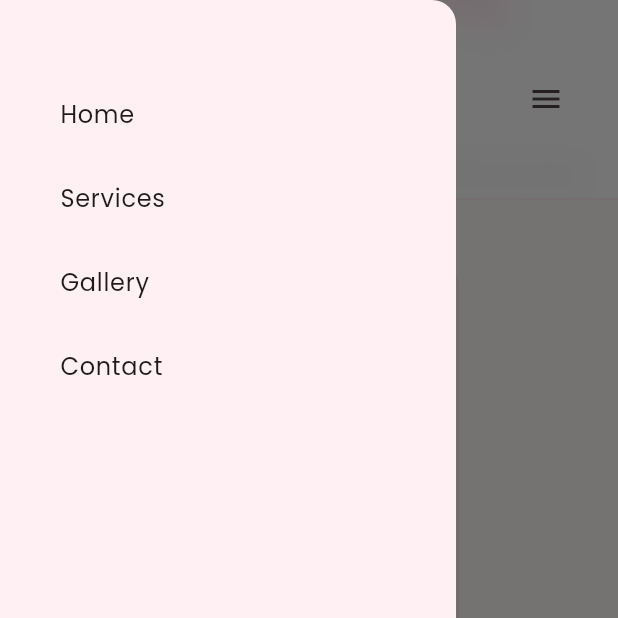
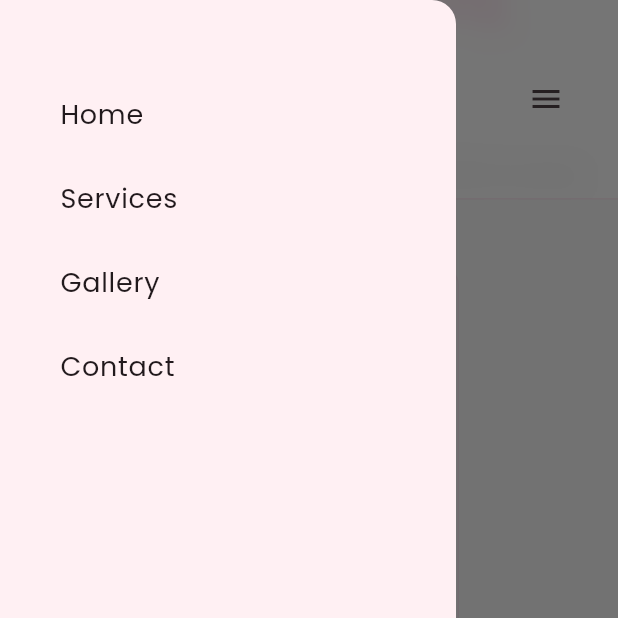
Before and after one commit to healalmo2020/magic_party_web, a Flutter app: the screen it shows after launch, scrolled down 576 dp, after a tap on the "menu" icon, on a phone screen of 412 x 824 dp, the top half of it. Run offline on Flutter 3.47's test engine with Material 3 defaults, Android fonts, the phone set to English and light mode, and no system bars; our stand-ins replace google_fonts, visibility_detector.

Commit message:
chore: organización, tema, controlador reservas, accesibilidad, tests y doc
- Core: reestructura colors/text_styles, añade theme.dart con espaciados y ThemeData
- Controllers: BookingFormController (validación y buildRequest)
- Services: TelegramBookingService extraído de BookingSection
- UI: BookingFormCard solo presentacional, validadores inyectados
- Accesibilidad: Semantics en botones, enlaces, navbar, drawer y formulario
- Tests: unitarios para BookingFormController
- Doc: main.dart y lazy_image.dart
- Fix: DropdownButtonFormField value → initialValue (deprecación)

Made-with: Cursor

```diff
--- a/lib/core/colors.dart
+++ b/lib/core/colors.dart
@@ -1,16 +1,42 @@
 import 'package:flutter/material.dart';
 
-/// Paleta de colores del sistema de diseño Magic Party (Stitch).
+/// Paleta de colores del sistema de diseño Magic Party.
+///
+/// Estructura:
+/// - [Primary]: rosa principal (CTAs, resaltados).
+/// - [Accent]: dorado para detalles (divisores, badges).
+/// - [Backgrounds]: fondos de página y secciones.
+/// - [Surfaces]: efectos (glass, overlays).
+///
+/// Para cambiar la identidad visual de la app, modifica solo este archivo.
 abstract final class AppColors {
   AppColors._();
 
-  static const Color primary = Color(0xFFFF4DA3);
-  static const Color primaryPink = Color(0xFFFF4DA3);
+  // ─── Primary ─────────────────────────────────────────────────────────────
+  /// Rosa principal: botones, enlaces, títulos destacados.
+  static const Color primary = Color(0xFFFF4FA3);
+
+  /// Alias de [primary] para uso semántico en textos o iconos rosa.
+  static const Color primaryPink = Color(0xFFFF4FA3);
+
+  /// Rosa suave: fondos sutiles, hover secundario.
+  static const Color softPink = Color(0xFFFFD1E6);
+
+  // ─── Accent ───────────────────────────────────────────────────────────────
+  /// Dorado: líneas decorativas, acentos.
   static const Color accentGold = Color(0xFFD4AF37);
-  static const Color backgroundLight = Color(0xFFF8F5F7);
+
+  // ─── Backgrounds ──────────────────────────────────────────────────────────
+  /// Fondo general claro de la landing.
+  static const Color backgroundLight = Color(0xFFF8F8F8);
+
+  /// Fondo rosa muy claro (sección reservas, cards suaves).
   static const Color lightPinkBackground = Color(0xFFFFF0F6);
+
+  /// Fondo oscuro (footer, sección contacto).
   static const Color backgroundDark = Color(0xFF230F19);
 
-  /// Efecto Glass: blanco con 80% de opacidad.
+  // ─── Surfaces / Efectos ───────────────────────────────────────────────────
+  /// Efecto glass: blanco semitransparente (navbar, badges).
   static Color get glass => Colors.white.withValues(alpha: 0.8);
 }
--- /dev/null
+++ b/lib/core/theme.dart
@@ -0,0 +1,80 @@
+import 'package:flutter/material.dart';
+import 'package:google_fonts/google_fonts.dart';
+
+import 'colors.dart';
+import 'text_styles.dart';
+
+/// Tema y espaciados centralizados de Magic Party.
+///
+/// Cambiar color primario, fuentes o espaciados aquí aplica
+/// de forma coherente en toda la app.
+abstract final class AppTheme {
+  AppTheme._();
+
+  // ─── Breakpoints (web) ─────────────────────────────────────────────────────
+  /// Ancho a partir del cual se considera escritorio.
+  static const double breakpointDesktop = 800;
+
+  /// Ancho máximo de contenido en escritorio.
+  static const double maxContentWidth = 1200;
+
+  // ─── Espaciado ────────────────────────────────────────────────────────────
+  /// Padding horizontal de secciones en móvil.
+  static const double sectionPaddingMobile = 24;
+
+  /// Padding horizontal de secciones en escritorio.
+  static const double sectionPaddingDesktop = 48;
+
+  /// Padding vertical típico de secciones.
+  static const double sectionPaddingVertical = 48;
+
+  /// Separación entre título de sección y contenido.
+  static const double sectionTitleGap = 32;
+
+  /// Separación entre elementos relacionados (p. ej. en un Wrap).
+  static const double gapSmall = 12;
+  static const double gapMedium = 20;
+  static const double gapLarge = 24;
+
+  // ─── ThemeData ────────────────────────────────────────────────────────────
+  static ThemeData get light {
+    final colorScheme = ColorScheme.fromSeed(
+      seedColor: AppColors.primary,
+      brightness: Brightness.light,
+      primary: AppColors.primary,
+    );
+
+    return ThemeData(
+      useMaterial3: true,
+      colorScheme: colorScheme.copyWith(
+        surface: AppColors.backgroundLight,
+        surfaceContainerHighest: AppColors.lightPinkBackground,
+      ),
+      scaffoldBackgroundColor: AppColors.backgroundLight,
+      textTheme: GoogleFonts.poppinsTextTheme().copyWith(
+        headlineLarge: AppTextStyles.h1,
+        headlineMedium: AppTextStyles.h2,
+        headlineSmall: AppTextStyles.h3,
+        titleLarge: AppTextStyles.h4,
+        titleMedium: AppTextStyles.display,
+        titleSmall: AppTextStyles.displaySmall,
+        bodyLarge: AppTextStyles.bodyLarge,
+        bodyMedium: AppTextStyles.body,
+        bodySmall: AppTextStyles.bodySmall,
+        labelLarge: AppTextStyles.label,
+      ),
+      elevatedButtonTheme: ElevatedButtonThemeData(
+        style: ElevatedButton.styleFrom(
+          backgroundColor: AppColors.primary,
+          foregroundColor: Colors.white,
+          elevation: 4,
+          shadowColor: AppColors.primary.withValues(alpha: 0.2),
+        ),
+      ),
+      snackBarTheme: SnackBarThemeData(
+        backgroundColor: AppColors.primary,
+        behavior: SnackBarBehavior.floating,
+      ),
+    );
+  }
+}
--- a/lib/main.dart
+++ b/lib/main.dart
@@ -1,13 +1,14 @@
 import 'package:flutter/material.dart';
-import 'package:google_fonts/google_fonts.dart';
 
-import 'core/colors.dart';
+import 'core/theme.dart';
 import 'pages/landing_page.dart';
 
 void main() {
   runApp(const MagicPartyApp());
 }
 
+/// Punto de entrada de la app. El tema y la ruta inicial están centralizados aquí
+/// ([core/theme.dart], [LandingPage]).
 class MagicPartyApp extends StatelessWidget {
   const MagicPartyApp({super.key});
 
@@ -16,10 +17,7 @@ class MagicPartyApp extends StatelessWidget {
     return MaterialApp(
       debugShowCheckedModeBanner: false,
       title: 'Magic Party',
-      theme: ThemeData(
-        colorScheme: ColorScheme.fromSeed(seedColor: AppColors.primary),
-        textTheme: GoogleFonts.poppinsTextTheme(),
-      ),
+      theme: AppTheme.light,
       home: const LandingPage(),
     );
   }
--- a/lib/sections/contact_section.dart
+++ b/lib/sections/contact_section.dart
@@ -67,6 +67,7 @@ class ContactSection extends StatelessWidget {
           CustomButton(
             text: 'BOOK YOUR EVENT NOW',
             onPressed: onBookPressed ?? () {},
+            semanticsLabel: 'Ir a reservar evento',
           ),
         ],
       ),
@@ -107,7 +108,15 @@ class _ContactLinkState extends State<_ContactLink> {
 
   @override
   Widget build(BuildContext context) {
-    return MouseRegion(
+    final isLink = widget.url != null;
+    final semanticLabel = isLink
+        ? 'Abrir enlace ${widget.label}'
+        : 'Contactar: ${widget.label}';
+    return Semantics(
+      label: semanticLabel,
+      button: true,
+      link: isLink,
+      child: MouseRegion(
         onEnter: (_) => setState(() => _hovered = true),
         onExit: (_) => setState(() => _hovered = false),
         child: GestureDetector(
@@ -131,6 +140,7 @@ class _ContactLinkState extends State<_ContactLink> {
             ],
           ),
         ),
+      ),
     );
   }
 }
--- a/lib/widgets/booking_form_card.dart
+++ b/lib/widgets/booking_form_card.dart
@@ -5,14 +5,10 @@ import '../core/text_styles.dart';
 import 'section_header.dart';
 import 'custom_button.dart';
 
-const List<String> _eventTypes = [
-  'Birthday',
-  'Baby Shower',
-  'Wedding',
-  'Other',
-];
-
-/// Tarjeta del formulario de reserva con campos y estilos unificados.
+/// Tarjeta del formulario de reserva: solo presentación.
+///
+/// La validación y la lógica de envío vienen del controlador;
+/// este widget solo muestra campos y delega validadores y onSubmit.
 class BookingFormCard extends StatelessWidget {
   const BookingFormCard({
     super.key,
@@ -22,6 +18,12 @@ class BookingFormCard extends StatelessWidget {
     required this.emailController,
     required this.dateController,
     required this.selectedEventType,
+    required this.eventTypes,
+    required this.nameValidator,
+    required this.phoneValidator,
+    required this.emailValidator,
+    required this.dateValidator,
+    required this.eventTypeValidator,
     required this.onEventTypeChanged,
     required this.onSelectDate,
     required this.isSending,
@@ -34,6 +36,12 @@ class BookingFormCard extends StatelessWidget {
   final TextEditingController emailController;
   final TextEditingController dateController;
   final String selectedEventType;
+  final List<String> eventTypes;
+  final String? Function(String?) nameValidator;
+  final String? Function(String?) phoneValidator;
+  final String? Function(String?) emailValidator;
+  final String? Function(String?) dateValidator;
+  final String? Function(String?) eventTypeValidator;
   final ValueChanged<String?> onEventTypeChanged;
   final VoidCallback onSelectDate;
   final bool isSending;
@@ -66,8 +74,7 @@ class BookingFormCard extends StatelessWidget {
                 controller: nameController,
                 icon: Icons.person,
                 hint: 'Nombre Completo',
-                validator: (v) =>
-                    (v == null || v.trim().isEmpty) ? 'Ingresa tu nombre' : null,
+                validator: nameValidator,
               ),
               const SizedBox(height: 16),
               _BookingTextField(
@@ -75,8 +82,7 @@ class BookingFormCard extends StatelessWidget {
                 icon: Icons.phone,
                 hint: 'Número de Teléfono',
                 keyboardType: TextInputType.phone,
-                validator: (v) =>
-                    (v == null || v.trim().isEmpty) ? 'Ingresa tu teléfono' : null,
+                validator: phoneValidator,
               ),
               const SizedBox(height: 16),
               _BookingTextField(
@@ -84,23 +90,20 @@ class BookingFormCard extends StatelessWidget {
                 icon: Icons.email,
                 hint: 'Correo Electrónico (opcional)',
                 keyboardType: TextInputType.emailAddress,
-                validator: (v) {
-                  if (v == null || v.trim().isEmpty) return null;
-                  if (!RegExp(r'^[\w-\.]+@([\w-]+\.)+[\w-]{2,4}$').hasMatch(v)) {
-                    return 'Correo no válido';
-                  }
-                  return null;
-                },
+                validator: emailValidator,
               ),
               const SizedBox(height: 16),
               _BookingDateField(
                 controller: dateController,
                 onTap: onSelectDate,
+                validator: dateValidator,
               ),
               const SizedBox(height: 16),
               _BookingDropdown(
                 value: selectedEventType,
+                items: eventTypes,
                 onChanged: onEventTypeChanged,
+                validator: eventTypeValidator,
               ),
               const SizedBox(height: 28),
               SizedBox(
@@ -112,6 +115,7 @@ class BookingFormCard extends StatelessWidget {
                     : CustomButton(
                         text: 'RESERVAR AHORA',
                         onPressed: onSubmit,
+                        semanticsLabel: 'Enviar solicitud de reserva',
                       ),
               ),
             ],
@@ -162,10 +166,12 @@ class _BookingDateField extends StatelessWidget {
   const _BookingDateField({
     required this.controller,
     required this.onTap,
+    required this.validator,
   });
 
   final TextEditingController controller;
   final VoidCallback onTap;
+  final String? Function(String?) validator;
 
   @override
   Widget build(BuildContext context) {
@@ -173,8 +179,7 @@ class _BookingDateField extends StatelessWidget {
       controller: controller,
       readOnly: true,
       onTap: onTap,
-      validator: (v) =>
-          (v == null || v.trim().isEmpty) ? 'Selecciona la fecha del evento' : null,
+      validator: validator,
       decoration: InputDecoration(
         hintText: 'Fecha del Evento',
         prefixIcon: Icon(Icons.calendar_today, size: 20, color: Colors.grey.shade600),
@@ -193,16 +198,20 @@ class _BookingDateField extends StatelessWidget {
 class _BookingDropdown extends StatelessWidget {
   const _BookingDropdown({
     required this.value,
+    required this.items,
     required this.onChanged,
+    required this.validator,
   });
 
   final String value;
+  final List<String> items;
   final ValueChanged<String?> onChanged;
+  final String? Function(String?) validator;
 
   @override
   Widget build(BuildContext context) {
     return DropdownButtonFormField<String>(
-      initialValue: value,
+      initialValue: value.isNotEmpty ? value : null,
       hint: Text('Tipo de Evento', style: AppTextStyles.body),
       decoration: InputDecoration(
         prefixIcon: Icon(Icons.celebration, size: 20, color: Colors.grey.shade600),
@@ -214,11 +223,11 @@ class _BookingDropdown extends StatelessWidget {
         ),
         contentPadding: const EdgeInsets.symmetric(horizontal: 16, vertical: 16),
       ),
-      items: _eventTypes
+      items: items
           .map((e) => DropdownMenuItem(value: e, child: Text(e)))
           .toList(),
       onChanged: onChanged,
-      validator: (v) => v == null ? 'Selecciona el tipo de evento' : null,
+      validator: validator,
     );
   }
 }
--- a/lib/widgets/custom_button.dart
+++ b/lib/widgets/custom_button.dart
@@ -3,21 +3,25 @@ import 'package:google_fonts/google_fonts.dart';
 
 import '../core/colors.dart';
 
+/// Botón primario reutilizable. Opcionalmente [semanticsLabel] para accesibilidad.
 class CustomButton extends StatelessWidget {
   const CustomButton({
     super.key,
     required this.text,
     required this.onPressed,
     this.icon,
+    this.semanticsLabel,
   });
 
   final String text;
   final VoidCallback onPressed;
   final IconData? icon;
+  /// Etiqueta para lectores de pantalla. Si es null se usa [text].
+  final String? semanticsLabel;
 
   @override
   Widget build(BuildContext context) {
-    return ElevatedButton(
+    final button = ElevatedButton(
       onPressed: onPressed,
       style: ElevatedButton.styleFrom(
         backgroundColor: AppColors.primary,
@@ -42,5 +46,11 @@ class CustomButton extends StatelessWidget {
             )
           : Text(text),
     );
+    final label = semanticsLabel ?? text;
+    return Semantics(
+      label: label,
+      button: true,
+      child: button,
+    );
   }
 }
--- a/lib/widgets/lazy_image.dart
+++ b/lib/widgets/lazy_image.dart
@@ -7,6 +7,9 @@ import '../core/colors.dart';
 const double _kVisibilityThreshold = 0.05;
 
 /// Imagen que solo se carga cuando entra en el viewport (lazy loading).
+///
+/// Usa detección por viewport ([VisibilityDetector]), no caché de red.
+/// Para imágenes remotas (URLs) considerar un paquete como cached_network_image.
 class LazyImage extends StatefulWidget {
   const LazyImage({
     super.key,
--- a/lib/widgets/nav_drawer.dart
+++ b/lib/widgets/nav_drawer.dart
@@ -21,26 +21,27 @@ class NavDrawer extends StatelessWidget {
         child: Column(
           crossAxisAlignment: CrossAxisAlignment.stretch,
           children: [
-            ListTile(
+            Semantics(label: 'Ir a inicio', button: true, child: ListTile(
               title: const Text('Home'),
               onTap: () => _navigateAndClose(context, ''),
-            ),
-            ListTile(
+            )),
+            Semantics(label: 'Ir a servicios', button: true, child: ListTile(
               title: const Text('Services'),
               onTap: () => _navigateAndClose(context, 'services'),
-            ),
-            ListTile(
+            )),
+            Semantics(label: 'Ir a galería', button: true, child: ListTile(
               title: const Text('Gallery'),
               onTap: () => _navigateAndClose(context, 'gallery'),
-            ),
-            ListTile(
+            )),
+            Semantics(label: 'Ir a contacto', button: true, child: ListTile(
               title: const Text('Contact'),
               onTap: () => _navigateAndClose(context, 'contact'),
-            ),
+            )),
             const Spacer(),
             CustomButton(
               text: 'Book Now',
               onPressed: () => _navigateAndClose(context, 'booking'),
+              semanticsLabel: 'Ir a reservar evento',
             ),
           ],
         ),
--- a/lib/widgets/navbar.dart
+++ b/lib/widgets/navbar.dart
@@ -57,9 +57,13 @@ class Navbar extends StatelessWidget {
                 _BookNowButton(compact: true, onPressed: onBookPressed),
               ] else ...[
                 const Spacer(),
-                IconButton(
+                Semantics(
+                  label: 'Abrir menú de navegación',
+                  button: true,
+                  child: IconButton(
                     icon: const Icon(Icons.menu),
                     onPressed: () => Scaffold.of(context).openDrawer(),
+                  ),
                 ),
               ],
             ],
@@ -70,7 +74,10 @@ class Navbar extends StatelessWidget {
   }
 
   Widget _buildLogo(BuildContext context) {
-    return GestureDetector(
+    return Semantics(
+      label: 'Ver logo en pantalla completa',
+      button: true,
+      child: GestureDetector(
         onTap: () => FullScreenImageViewer.show(context, _logoPath),
         child: MouseRegion(
         cursor: SystemMouseCursors.zoomIn,
@@ -86,6 +93,7 @@ class Navbar extends StatelessWidget {
               borderRadius: BorderRadius.circular(8),
             ),
             child: const Icon(Icons.celebration, color: AppColors.primary),
+          ),
         ),
       ),
     ),
@@ -129,7 +137,13 @@ class _NavLinkState extends State<_NavLink> {
 
   @override
   Widget build(BuildContext context) {
-    return MouseRegion(
+    final sectionLabel = widget.item.label == 'Home'
+        ? 'Ir a inicio'
+        : 'Ir a ${widget.item.label.toLowerCase()}';
+    return Semantics(
+      label: sectionLabel,
+      button: true,
+      child: MouseRegion(
         onEnter: (_) => setState(() => _hovered = true),
         onExit: (_) => setState(() => _hovered = false),
         child: GestureDetector(
@@ -140,6 +154,7 @@ class _NavLinkState extends State<_NavLink> {
               fontSize: 14,
               fontWeight: FontWeight.w500,
               color: _hovered ? AppColors.primary : null,
+            ),
           ),
         ),
       ),
@@ -156,7 +171,10 @@ class _BookNowButton extends StatelessWidget {
   @override
   Widget build(BuildContext context) {
     if (compact) {
-      return ElevatedButton(
+      return Semantics(
+        label: 'Ir a reservar evento',
+        button: true,
+        child: ElevatedButton(
           onPressed: onPressed,
           style: ElevatedButton.styleFrom(
             backgroundColor: AppColors.primary,
@@ -171,8 +189,13 @@ class _BookNowButton extends StatelessWidget {
             ),
           ),
           child: const Text('Book Now'),
+        ),
       );
     }
-    return CustomButton(text: 'Book Now', onPressed: onPressed ?? () {});
+    return CustomButton(
+      text: 'Book Now',
+      onPressed: onPressed ?? () {},
+      semanticsLabel: 'Ir a reservar evento',
+    );
   }
 }
```
Also changed, not shown: lib/controllers/booking_form_controller.dart (added, +75 -0 lines), lib/core/text_styles.dart (+17 -4 lines), lib/sections/booking_section.dart (+39 -48 lines), lib/services/telegram_booking_service.dart (added, +92 -0 lines), 1 other file. Lines whose indentation alone changed are shown as unchanged.
